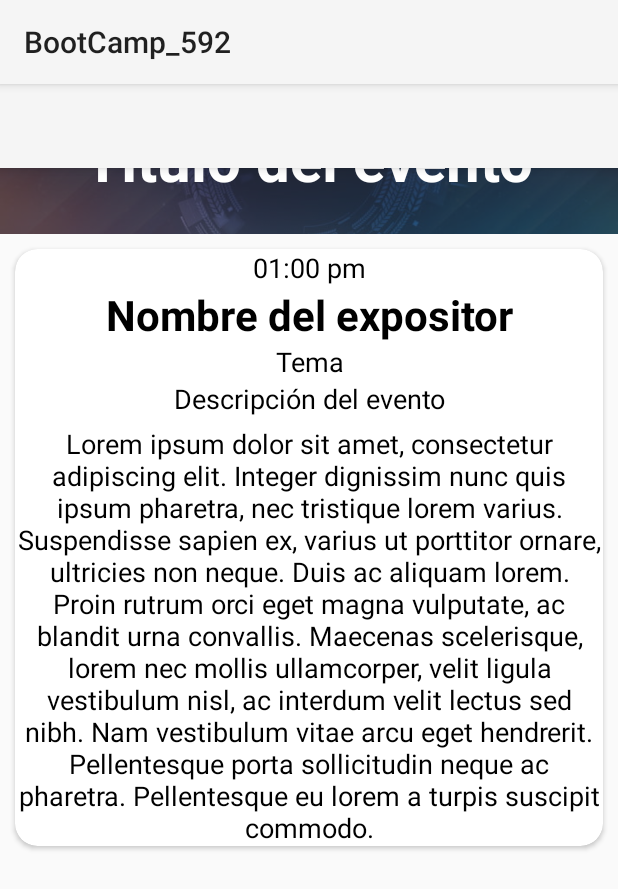
After one commit to MarianaGiraldo/AndroidStudioProjects, an Android app: the fragment EventoDetalleFragment shown on its own in the app's theme, on a phone screen of 412 x 824 dp. The commit adds this screen. Shown: the top 889 px of the screen. Run offline under Robolectric (Android 15) with nearby library versions, the phone set to English and light mode, and no system bars.

Commit message:
Clase 2 Nov - items, recycler view and evento detalle

```diff
--- /dev/null
+++ b/newapp/app/src/main/java/com/example/new_app/ui/EventoDetalleFragment.kt
@@ -0,0 +1,60 @@
+package com.example.new_app.ui
+
+import android.os.Bundle
+import androidx.fragment.app.Fragment
+import android.view.LayoutInflater
+import android.view.View
+import android.view.ViewGroup
+import com.example.new_app.R
+
+// TODO: Rename parameter arguments, choose names that match
+// the fragment initialization parameters, e.g. ARG_ITEM_NUMBER
+private const val ARG_PARAM1 = "param1"
+private const val ARG_PARAM2 = "param2"
+
+/**
+ * A simple [Fragment] subclass.
+ * Use the [EventoDetalleFragment.newInstance] factory method to
+ * create an instance of this fragment.
+ */
+class EventoDetalleFragment : Fragment() {
+    // TODO: Rename and change types of parameters
+    private var param1: String? = null
+    private var param2: String? = null
+
+    override fun onCreate(savedInstanceState: Bundle?) {
+        super.onCreate(savedInstanceState)
+        arguments?.let {
+            param1 = it.getString(ARG_PARAM1)
+            param2 = it.getString(ARG_PARAM2)
+        }
+    }
+
+    override fun onCreateView(
+        inflater: LayoutInflater, container: ViewGroup?,
+        savedInstanceState: Bundle?
+    ): View? {
+        // Inflate the layout for this fragment
+        return inflater.inflate(R.layout.fragment_evento_detalle, container, false)
+    }
+
+    companion object {
+        /**
+         * Use this factory method to create a new instance of
+         * this fragment using the provided parameters.
+         *
+         * @param param1 Parameter 1.
+         * @param param2 Parameter 2.
+         * @return A new instance of fragment EventoDetalleFragment.
+         */
+        // TODO: Rename and change types and number of parameters
+        @JvmStatic
+        fun newInstance(param1: String, param2: String) =
+            EventoDetalleFragment().apply {
+                arguments = Bundle().apply {
+                    putString(ARG_PARAM1, param1)
+                    putString(ARG_PARAM2, param2)
+                }
+            }
+    }
+}
--- a/newapp/app/src/main/res/layout/fragment_agenda.xml
+++ b/newapp/app/src/main/res/layout/fragment_agenda.xml
@@ -36,7 +36,8 @@
                 <ImageView
                     android:layout_width="@dimen/width_calendar_agenda"
                     android:layout_height="@dimen/height_calendar_agenda"
-                    android:src="@drawable/calendar" />
+                    android:src="@drawable/calendar"
+                    android:contentDescription="@string/calendar_image" />
             </androidx.cardview.widget.CardView>
             <androidx.cardview.widget.CardView
                 android:layout_width="match_parent"
--- /dev/null
+++ b/newapp/app/src/main/res/layout/fragment_evento_detalle.xml
@@ -0,0 +1,108 @@
+<?xml version="1.0" encoding="utf-8"?>
+<FrameLayout xmlns:android="http://schemas.android.com/apk/res/android"
+    xmlns:tools="http://schemas.android.com/tools"
+    android:layout_width="match_parent"
+    android:layout_height="match_parent"
+    xmlns:app="http://schemas.android.com/apk/res-auto"
+    tools:context=".ui.EventoDetalleFragment">
+
+    <com.google.android.material.appbar.AppBarLayout
+        android:layout_width="match_parent"
+        android:layout_height="wrap_content">
+
+        <Toolbar
+            android:id="@+id/detalleEvento"
+            android:layout_width="match_parent"
+            android:layout_height="wrap_content" >
+
+        </Toolbar>
+    </com.google.android.material.appbar.AppBarLayout>
+    <FrameLayout
+        android:layout_width="match_parent"
+        android:layout_height="match_parent" >
+
+        <ScrollView
+            android:layout_width="match_parent"
+            android:layout_height="wrap_content"
+            tools:ignore="UselessParent">
+            <LinearLayout
+                android:layout_width="match_parent"
+                android:layout_height="wrap_content"
+                android:orientation="vertical" >
+                <RelativeLayout
+                    android:layout_width="wrap_content"
+                    android:layout_height="@dimen/hight_banner" >
+                    <ImageView
+                        android:layout_width="match_parent"
+                        android:layout_height="wrap_content"
+                        android:src="@drawable/bannerEvento"
+                        android:scaleType="centerCrop"
+                        android:contentDescription="@string/banner_evento" />
+                    <View
+                        android:layout_width="match_parent"
+                        android:layout_height="match_parent"
+                        android:background="@color/dark_gray"
+                        android:alpha="0.6" />
+                    <TextView
+                        android:layout_width="wrap_content"
+                        android:layout_height="wrap_content"
+                        android:text="@string/titulo_evento1"
+                        android:textSize="@dimen/tit_evento_banner"
+                        android:textStyle="bold"
+                        android:textColor="@color/white"
+                        android:layout_centerInParent="true" />
+
+                </RelativeLayout>
+                <androidx.cardview.widget.CardView
+                    android:layout_width="match_parent"
+                    android:layout_height="wrap_content"
+                    app:cardCornerRadius="@dimen/cornerCardHome"
+                    android:elevation="@dimen/elevationCarHome"
+                    android:layout_margin="@dimen/margin_card_evento_detalle" >
+                    <LinearLayout
+                        android:layout_width="match_parent"
+                        android:layout_height="wrap_content"
+                        android:orientation="vertical" >
+                        <TextView
+                            android:layout_width="match_parent"
+                            android:layout_height="wrap_content"
+                            android:text="@string/hora_evento"
+                            android:textSize="@dimen/tam_dets_evento"
+                            android:textColor="@color/black"
+                            android:textAlignment="center" />
+                        <TextView
+                            android:layout_width="match_parent"
+                            android:layout_height="wrap_content"
+                            android:text="@string/nombre_del_expositor"
+                            android:textSize="@dimen/tam_nombre_expositor"
+                            android:textStyle="bold"
+                            android:textColor="@color/black"
+                            android:textAlignment="center" />
+                        <TextView
+                            android:layout_width="match_parent"
+                            android:layout_height="wrap_content"
+                            android:text="@string/tema"
+                            android:textSize="@dimen/tam_dets_evento"
+                            android:textColor="@color/black"
+                            android:textAlignment="center" />
+                        <TextView
+                            android:layout_width="match_parent"
+                            android:layout_height="wrap_content"
+                            android:text="@string/descripcion_evento"
+                            android:textSize="18sp"
+                            android:textColor="@color/black"
+                            android:textAlignment="center" />
+                        <TextView
+                            android:layout_width="match_parent"
+                            android:layout_height="wrap_content"
+                            android:text="@string/desc_evento1"
+                            android:textSize="@dimen/tam_dets_evento"
+                            android:textColor="@color/black"
+                            android:textAlignment="center"
+                            android:layout_marginTop="5dp"/>
+                    </LinearLayout>
+                </androidx.cardview.widget.CardView>
+            </LinearLayout>
+        </ScrollView>
+    </FrameLayout>
+</FrameLayout>
--- a/newapp/app/src/main/res/values/dimens.xml
+++ b/newapp/app/src/main/res/values/dimens.xml
@@ -31,4 +31,12 @@
     <dimen name="padding_speaker">10dp</dimen>
     <dimen name="tam_desc_comentarios">20sp</dimen>
 
+    <dimen name="tam_img_speaker_list">100dp</dimen>
+    <dimen name="tam_nombre_speaker_item">18sp</dimen>
+    <dimen name="hight_banner">100dp</dimen>
+    <dimen name="tit_evento_banner">40sp</dimen>
+    <dimen name="margin_card_evento_detalle">10dp</dimen>
+    <dimen name="tam_nombre_expositor">28sp</dimen>
+    <dimen name="tam_dets_evento">18sp</dimen>
+
 </resources>
--- a/newapp/app/src/main/res/values/strings.xml
+++ b/newapp/app/src/main/res/values/strings.xml
@@ -34,5 +34,19 @@
     <string name="comment1">Lorem ipsum dolor sit amet, consectetur adipiscing elit. Integer dignissim nunc quis ipsum pharetra, nec tristique lorem varius.</string>
     <string name="agregar_comentario">Agregar comentario:</string>
     <string name="agregar_btn">Agregar</string>
+    <string name="hora_evento">01:00 pm</string>
+    <string name="nombre_del_expositor">Nombre del expositor</string>
+    <string name="tema">Tema</string>
+    <string name="banner_evento">Banner Evento</string>
+    <string name="descripcion_evento">Descripción del evento</string>
+    <string name="speaker_icon">speaker_icon</string>
+    <string name="img_evento">img_evento</string>
+    <string name="home_icon">home icon</string>
+    <string name="agenda_icon">agenda icon</string>
+    <string name="speakers_icon">speakers icon</string>
+    <string name="comments_icon">comments icon</string>
+    <string name="logo_sena">logo sena</string>
+    <string name="calendar_image">calendar image</string>
+    <string name="atras">Atrás</string>
 
 </resources>
```
Also changed, not shown: newapp/app/src/main/java/com/example/new_app/ui/SpeakersListFragment.kt (added, +60 -0 lines), newapp/app/src/main/res/layout/activity_main.xml (+4 -4 lines), newapp/app/src/main/res/layout/activity_splash.xml (+3 -4 lines), newapp/app/src/main/res/layout/fragment_comments.xml (+11 -6 lines), newapp/app/src/main/res/layout/fragment_evento.xml (+5 -3 lines), newapp/app/src/main/res/layout/fragment_speaker_info.xml (+5 -3 lines), newapp/app/src/main/res/layout/fragment_speakers.xml (+5 -4 lines), newapp/app/src/main/res/layout/fragment_speakers_list.xml (added, +27 -0 lines), newapp/app/src/main/res/layout/item_speaker.xml (added, +41 -0 lines), newapp/app/src/main/res/drawable/bannerEvento.jpg (added).
